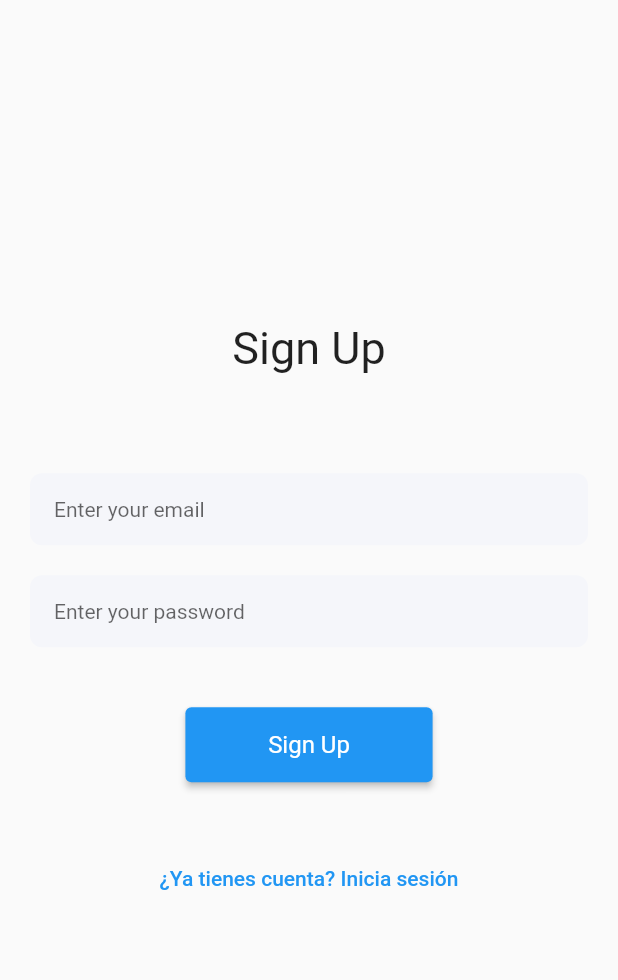
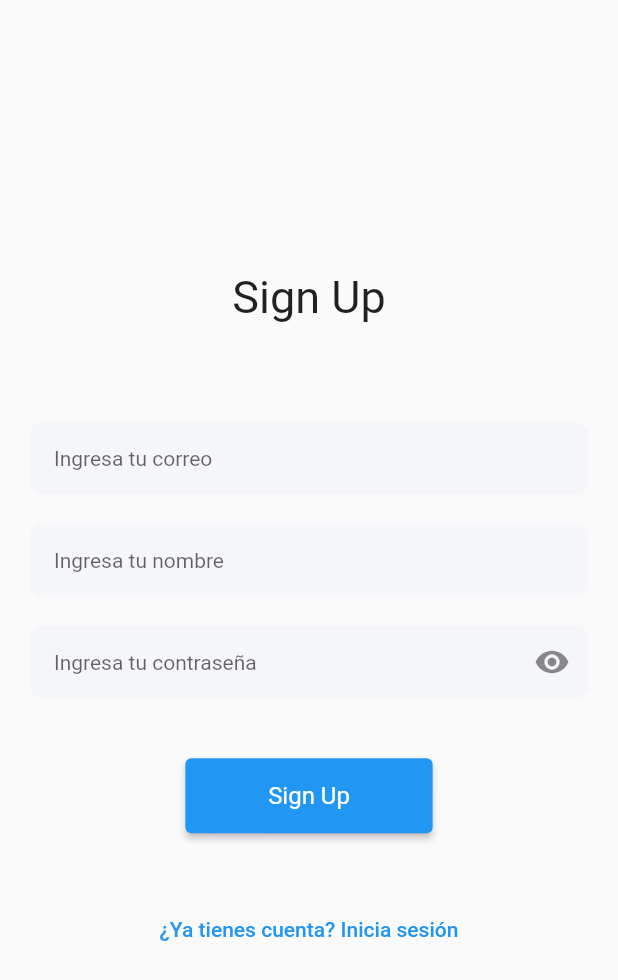
Before and after one commit to MarlonDSC/food_app, a Flutter app: the screen it shows after launch, after a tap on "¿No tienes cuenta? Crea una", on a phone screen of 412 x 824 dp. Shown: the top 980 px of the screen. Run offline on Flutter 3.47's test engine with Material 2 defaults, Android fonts, the phone set to English and light mode, and no system bars; our stand-ins replace cloud_firestore, firebase_auth, firebase_core, firebase_storage, image_picker, pretty_qr_code; missing offline and left inert: dart:html; accounts and stored records are empty; network calls fail.

Commit message:
Improved login and signup UI

```diff
--- a/lib/main.dart
+++ b/lib/main.dart
@@ -14,28 +14,22 @@ import 'package:firebase_auth/firebase_auth.dart';
 import 'dart:html' as html;
 
 void main() async {
-  print(Uri.base);
-  String parameter1 = Uri.base.queryParameters["id"] ?? "";
   WidgetsFlutterBinding.ensureInitialized();
   await Firebase.initializeApp(
     options: DefaultFirebaseOptions.currentPlatform,
   );
   runApp(
-    MyApp(para1: parameter1),
+    const MyApp(),
   );
 }
 
 class MyApp extends StatelessWidget {
-  MyApp({
+  const MyApp({
     Key? key,
-    required this.para1,
   }) : super(key: key);
-
-  String para1;
 
   @override
   Widget build(BuildContext context) {
-    print("id =" + para1);
     return MultiProvider(
       providers: [
         Provider<FirebaseAuthMethods>(
--- a/lib/screens/card_form.dart
+++ b/lib/screens/card_form.dart
@@ -141,7 +141,10 @@ class CardForm extends StatelessWidget {
               if (userCard.fullName != null && userCard.jobTitle != null) {
                 if (action == 'create') {
                   // Persist a new product to Firestore
-                  await db.collection('cards').add(userCard.toFirestore());
+                  await db
+                      .collection('cards')
+                      .doc(userCard.id)
+                      .set(userCard.toFirestore());
                 }
 
                 if (action == 'update') {
--- a/lib/screens/login_email_password_screen.dart
+++ b/lib/screens/login_email_password_screen.dart
@@ -1,4 +1,5 @@
 import 'package:flutter/material.dart';
+import 'package:flutter/services.dart';
 import 'package:provider/provider.dart';
 
 import '../services/firebase_auth_methods.dart';
@@ -18,13 +19,19 @@ class EmailPasswordLogin extends StatefulWidget {
 class _EmailPasswordLoginState extends State<EmailPasswordLogin> {
   final TextEditingController emailController = TextEditingController();
   final TextEditingController passwordController = TextEditingController();
-
+  bool _isHidden = true;
   void loginUser() {
     context.read<FirebaseAuthMethods>().loginWithEmail(
           email: emailController.text,
           password: passwordController.text,
           context: context,
         );
+  }
+
+  void _togglePasswordView() {
+    setState(() {
+      _isHidden = !_isHidden;
+    });
   }
 
   @override
@@ -42,7 +49,10 @@ class _EmailPasswordLoginState extends State<EmailPasswordLogin> {
             margin: const EdgeInsets.symmetric(horizontal: 20),
             child: CustomTextField(
               controller: emailController,
-              hintText: 'Enter your email',
+              hintText: 'Ingresa tu correo',
+              textInputType: TextInputType.emailAddress,
+              obscureText: false,
+              suffix: const SizedBox(),
             ),
           ),
           const SizedBox(height: 20),
@@ -50,7 +60,15 @@ class _EmailPasswordLoginState extends State<EmailPasswordLogin> {
             margin: const EdgeInsets.symmetric(horizontal: 20),
             child: CustomTextField(
               controller: passwordController,
-              hintText: 'Enter your password',
+              hintText: 'Ingresa tu contraseña',
+              textInputType: TextInputType.visiblePassword,
+              obscureText: !_isHidden,
+              suffix: InkWell(
+                onTap: _togglePasswordView,
+                child: Icon(
+                  _isHidden ? Icons.visibility : Icons.visibility_off,
+                ),
+              ),
             ),
           ),
           const SizedBox(height: 40),
@@ -81,18 +99,6 @@ class _EmailPasswordLoginState extends State<EmailPasswordLogin> {
             },
             child: const Text('¿No tienes cuenta? Crea una'),
           ),
-          TextButton(
-            onPressed: () {
-              Navigator.pushNamed(
-                context,
-                ReadProfile.routeName,
-                arguments: ScreenArguments(
-                  'x0GpqH3qHidbqp7dfCzD',
-                ),
-              );
-            },
-            child: const Text('Access to a user'),
-          ),
         ],
       ),
     );
--- a/lib/screens/signup_email_password_screen.dart
+++ b/lib/screens/signup_email_password_screen.dart
@@ -1,4 +1,5 @@
 import 'package:flutter/material.dart';
+import 'package:flutter/services.dart';
 import 'package:provider/provider.dart';
 
 import '../services/firebase_auth_methods.dart';
@@ -15,14 +16,21 @@ class EmailPasswordSignup extends StatefulWidget {
 
 class _EmailPasswordSignupState extends State<EmailPasswordSignup> {
   final TextEditingController emailController = TextEditingController();
+  final TextEditingController fullNameController = TextEditingController();
   final TextEditingController passwordController = TextEditingController();
-
+  bool _isHidden = true;
   void signUpUser() async {
     context.read<FirebaseAuthMethods>().signUpWithEmail(
           email: emailController.text,
           password: passwordController.text,
           context: context,
         );
+  }
+
+  void _togglePasswordView() {
+    setState(() {
+      _isHidden = !_isHidden;
+    });
   }
 
   @override
@@ -40,7 +48,21 @@ class _EmailPasswordSignupState extends State<EmailPasswordSignup> {
             margin: const EdgeInsets.symmetric(horizontal: 20),
             child: CustomTextField(
               controller: emailController,
-              hintText: 'Enter your email',
+              hintText: 'Ingresa tu correo',
+              textInputType: TextInputType.emailAddress,
+              obscureText: false,
+              suffix: const SizedBox(),
+            ),
+          ),
+          const SizedBox(height: 20),
+          Container(
+            margin: const EdgeInsets.symmetric(horizontal: 20),
+            child: CustomTextField(
+              controller: fullNameController,
+              hintText: 'Ingresa tu nombre',
+              textInputType: TextInputType.text,
+              obscureText: false,
+              suffix: const SizedBox(),
             ),
           ),
           const SizedBox(height: 20),
@@ -48,7 +70,15 @@ class _EmailPasswordSignupState extends State<EmailPasswordSignup> {
             margin: const EdgeInsets.symmetric(horizontal: 20),
             child: CustomTextField(
               controller: passwordController,
-              hintText: 'Enter your password',
+              hintText: 'Ingresa tu contraseña',
+              textInputType: TextInputType.visiblePassword,
+              obscureText: !_isHidden,
+              suffix: InkWell(
+                onTap: _togglePasswordView,
+                child: Icon(
+                  _isHidden ? Icons.visibility : Icons.visibility_off,
+                ),
+              ),
             ),
           ),
           const SizedBox(height: 40),
--- a/lib/widgets/custom_textfield.dart
+++ b/lib/widgets/custom_textfield.dart
@@ -3,17 +3,25 @@ import 'package:flutter/material.dart';
 class CustomTextField extends StatelessWidget {
   final TextEditingController controller;
   final String hintText;
+  final TextInputType textInputType;
+  final bool obscureText;
+  final Widget suffix;
 
   const CustomTextField({
     Key? key,
     required this.controller,
     required this.hintText,
+    required this.textInputType,
+    required this.obscureText,
+    required this.suffix,
   }) : super(key: key);
 
   @override
   Widget build(BuildContext context) {
     return TextField(
       controller: controller,
+      keyboardType: textInputType,
+      obscureText: obscureText,
       decoration: InputDecoration(
         border: OutlineInputBorder(
           borderRadius: BorderRadius.circular(8),
@@ -32,6 +40,7 @@ class CustomTextField extends StatelessWidget {
           fontSize: 14,
           fontWeight: FontWeight.w400,
         ),
+        suffixIcon: suffix,
       ),
     );
   }
```
Also changed, not shown: lib/screens/home_screen.dart (+9 -3 lines).
